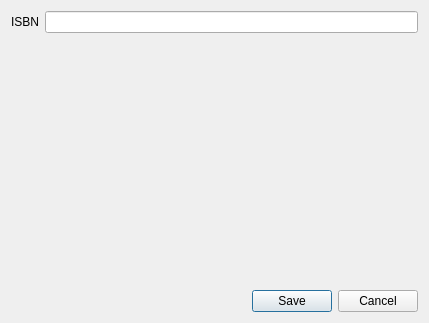
Old version of the form ui/qt/CreateBooksDiag.ui in the repository IwanIDev/cs-unit5.
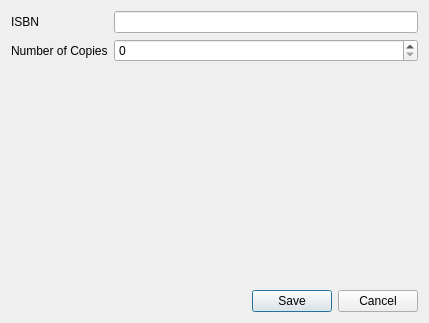
New version of the form.

Commit message: CopyOfBooks table now contains the individual copies of each book.  Should be pretty easy to have users taking out and returning books.

The edit to the form file:
```diff
--- a/ui/qt/CreateBooksDiag.ui
+++ b/ui/qt/CreateBooksDiag.ui
@@ -14,19 +14,6 @@
    <string>Dialog</string>
   </property>
   <layout class="QFormLayout" name="formLayout">
-   <item row="2" column="1">
-    <widget class="QDialogButtonBox" name="buttonBox">
-     <property name="orientation">
-      <enum>Qt::Horizontal</enum>
-     </property>
-     <property name="standardButtons">
-      <set>QDialogButtonBox::Cancel|QDialogButtonBox::Save</set>
-     </property>
-    </widget>
-   </item>
-   <item row="0" column="1">
-    <widget class="QLineEdit" name="isbnInput"/>
-   </item>
    <item row="0" column="0">
     <widget class="QLabel" name="label">
      <property name="text">
@@ -34,7 +21,10 @@
      </property>
     </widget>
    </item>
-   <item row="1" column="1">
+   <item row="0" column="1">
+    <widget class="QLineEdit" name="isbnInput"/>
+   </item>
+   <item row="3" column="1">
     <spacer name="verticalSpacer">
      <property name="orientation">
       <enum>Qt::Vertical</enum>
@@ -50,6 +40,26 @@
      </property>
     </spacer>
    </item>
+   <item row="4" column="1">
+    <widget class="QDialogButtonBox" name="buttonBox">
+     <property name="orientation">
+      <enum>Qt::Horizontal</enum>
+     </property>
+     <property name="standardButtons">
+      <set>QDialogButtonBox::Cancel|QDialogButtonBox::Save</set>
+     </property>
+    </widget>
+   </item>
+   <item row="1" column="1">
+    <widget class="QSpinBox" name="copiesBox"/>
+   </item>
+   <item row="1" column="0">
+    <widget class="QLabel" name="label_2">
+     <property name="text">
+      <string>Number of Copies</string>
+     </property>
+    </widget>
+   </item>
   </layout>
  </widget>
  <resources/>
```
The commit also changes 9 other files.
